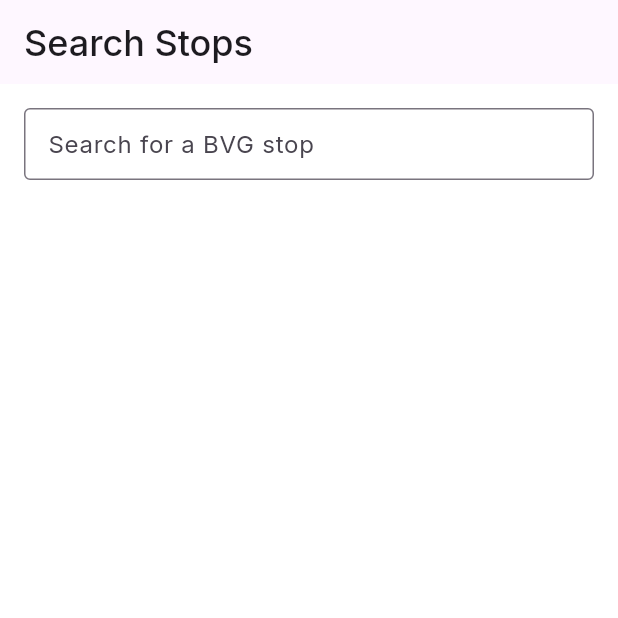
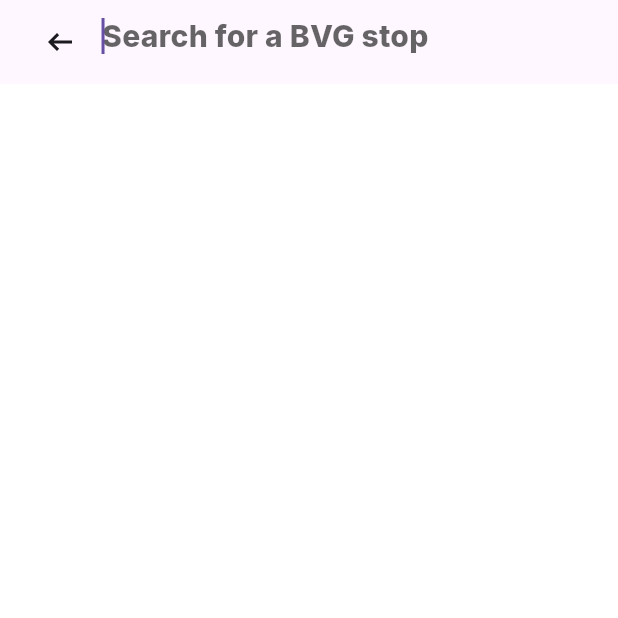
Before and after one commit to ra-develop/bvg_departures_app, a Flutter app: the SearchScreen screen opened by its route, on a phone screen of 412 x 824 dp, the top half of it. Run offline on Flutter 3.47's test engine with Material 3 defaults, Android fonts, the phone set to English and light mode, and no system bars; drawn by our look-alikes of flutter_typeahead; our stand-ins replace dio, equatable, flutter_riverpod, flutter_svg, go_router; generated files the repository leaves out were written again.

Commit message:
Modified search screen and search bar. Updated the navigation issues from search screen.

```diff
--- a/lib/features/departures/data/models/products.dart
+++ b/lib/core/data/models/products.dart
@@ -20,13 +20,13 @@
   bool? regional;
 
   Products({
-    this.suburban,
-    this.subway,
-    this.tram,
-    this.bus,
-    this.ferry,
-    this.express,
-    this.regional,
+    this.suburban = false,
+    this.subway = false,
+    this.tram = false,
+    this.bus = false,
+    this.ferry = false,
+    this.express = false,
+    this.regional = false,
   });
 
   factory Products.fromJson(Map<String, dynamic> json) =>
--- a/lib/features/departures/data/models/destination.dart
+++ b/lib/features/departures/data/models/destination.dart
@@ -1,5 +1,5 @@
 import 'package:bvg_departures_app/core/data/models/location.dart';
-import 'package:bvg_departures_app/features/departures/data/models/products.dart';
+import 'package:bvg_departures_app/core/data/models/products.dart';
 import 'package:json_annotation/json_annotation.dart';
 
 part 'destination.g.dart';
--- a/lib/features/departures/data/models/remark.dart
+++ b/lib/features/departures/data/models/remark.dart
@@ -1,5 +1,5 @@
 import 'package:bvg_departures_app/features/departures/data/models/icon.dart';
-import 'package:bvg_departures_app/features/departures/data/models/products.dart';
+import 'package:bvg_departures_app/core/data/models/products.dart';
 import 'package:intl/intl.dart';
 import 'package:json_annotation/json_annotation.dart';
 
--- a/lib/features/stops/data/models/stop.dart
+++ b/lib/features/stops/data/models/stop.dart
@@ -1,4 +1,5 @@
 import 'package:bvg_departures_app/core/data/models/location.dart';
+import 'package:bvg_departures_app/core/data/models/products.dart';
 import 'package:json_annotation/json_annotation.dart';
 
 part 'stop.g.dart';
@@ -12,6 +13,8 @@
   double? weight; // Weight of the stop, used for sorting or relevance
   double? relevance; // Relevance score of the stop, used for ranking
   double? score; // Overall score for the stop, used for ranking
+  List<Stop>? stops;
+  Products? products;
 
   Stop(
       {this.id = "",
@@ -20,7 +23,9 @@
       this.location,
       this.weight,
       this.relevance,
-      this.score});
+      this.score,
+      this.stops,
+      this.products});
 
   factory Stop.fromJson(Map<String, dynamic> json) => _$StopFromJson(json);
   Map<String, dynamic> toJson() => _$StopToJson(this);
--- a/lib/features/stops/presentation/screens/search_screen.dart
+++ b/lib/features/stops/presentation/screens/search_screen.dart
@@ -4,19 +4,21 @@
 import 'package:bvg_departures_app/features/stops/presentation/widgets/stop_serach_list_item.dart';
 import 'package:flutter/material.dart';
 import 'package:flutter_riverpod/flutter_riverpod.dart';
+import 'package:flutter_svg/svg.dart';
 import 'package:flutter_typeahead/flutter_typeahead.dart';
 import 'package:go_router/go_router.dart';
 
 class SearchScreen extends ConsumerWidget {
-  const SearchScreen({super.key});
+  SearchScreen({super.key});
+
+  final TextEditingController _searchController = TextEditingController();
 
   @override
   Widget build(BuildContext context, WidgetRef ref) {
     return Scaffold(
-      appBar: AppBar(title: const Text('Search Stops')),
-      body: Padding(
-        padding: const EdgeInsets.all(16.0),
-        child: TypeAheadField<Stop>(
+      appBar: AppBar(
+        title: TypeAheadField<Stop>(
+          controller: _searchController,
           suggestionsCallback: (pattern) async {
             if (pattern.isEmpty) return [];
             return await ref.read(stopsProvider(pattern).future);
@@ -25,22 +27,61 @@
             return TextField(
               controller: controller,
               focusNode: focusNode,
-              decoration: const InputDecoration(
-                labelText: 'Search for a BVG stop',
-                border: OutlineInputBorder(),
+              autofocus: true,
+              decoration: InputDecoration(
+                hintText: 'Search for a BVG stop',
+                border: InputBorder.none,
+                hintStyle: Theme.of(context).textTheme.titleMedium?.copyWith(
+                      color: Theme.of(context).hintColor,
+                    ),
+                prefixIcon: IconButton(
+                  icon: SvgPicture.asset(
+                    'assets/svg/arrow_left_alt.svg',
+                    width: 24,
+                    height: 24,
+                  ),
+                  onPressed: () => context.go('/'),
+                ),
+                suffixIcon: ValueListenableBuilder<TextEditingValue>(
+                  valueListenable: _searchController,
+                  builder: (context, value, _) {
+                    return Visibility(
+                      visible: value.text.isNotEmpty,
+                      child: IconButton(
+                        icon: SvgPicture.asset(
+                          'assets/svg/cancel.svg',
+                          width: 24,
+                          height: 24,
+                        ),
+                        onPressed: () {
+                          _searchController.clear(); // Clear search text
+                          FocusScope.of(context)
+                              .requestFocus(); // Keep keyboard open
+                        },
+                      ),
+                    );
+                  },
+                ),
               ),
+              style: Theme.of(context).textTheme.titleMedium,
             );
           },
           itemBuilder: (context, Stop stop) {
-            return StopSearchListItem(stop: stop);
+            return Padding(
+              padding: const EdgeInsets.symmetric(horizontal: 16, vertical: 8),
+              child: StopSearchListItem(stop: stop),
+            );
           },
           onSelected: (Stop stop) {
             context.go('/departures/${stop.id}');
           },
           hideOnEmpty: false,
-          emptyBuilder: (context) => NoItemsFound(),
+          emptyBuilder: (context) => const NoItemsFound(),
+          loadingBuilder: (context) =>
+              const Center(child: CircularProgressIndicator()),
         ),
       ),
+      body: Container(), // Empty body since search is in app bar
     );
   }
 }
--- a/lib/router.dart
+++ b/lib/router.dart
@@ -14,7 +14,7 @@
       ),
       GoRoute(
         path: '/search',
-        builder: (context, state) => const SearchScreen(),
+        builder: (context, state) => SearchScreen(),
       ),
       GoRoute(
         path: '/departures/:stopId',
--- a/pubspec.yaml
+++ b/pubspec.yaml
@@ -18,6 +18,7 @@
   flutter_typeahead: ^5.2.0
   intl: ^0.20.2
   flutter_svg: ^2.2.0
+  app_bar_with_search_switch: ^1.8.6
 
 dev_dependencies:
   flutter_test:
```
Also changed, not shown: lib/core/services/bvg_api_service.dart (+16 -5 lines), lib/core/theme/app_theme.dart (+27 -14 lines), lib/features/departures/presentation/widgets/departure_list_item.dart (+6 -5 lines), lib/features/stops/presentation/widgets/stop_serach_list_item.dart (+52 -2 lines).
